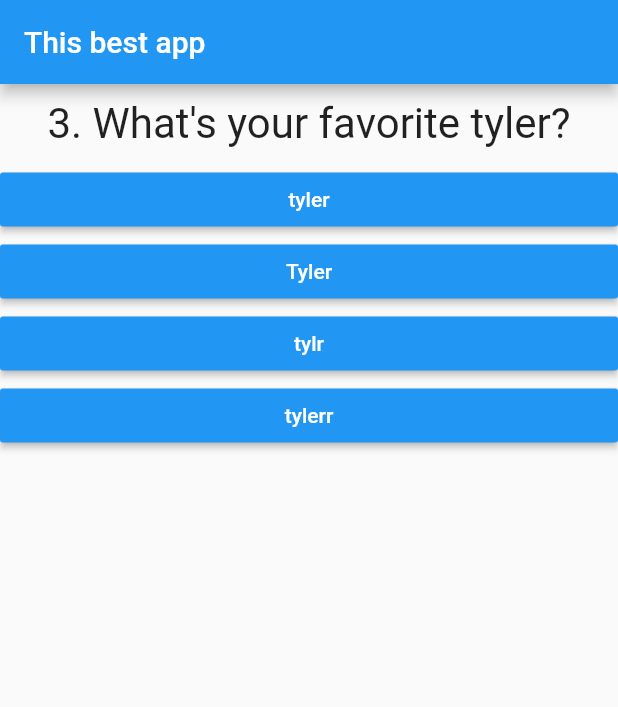
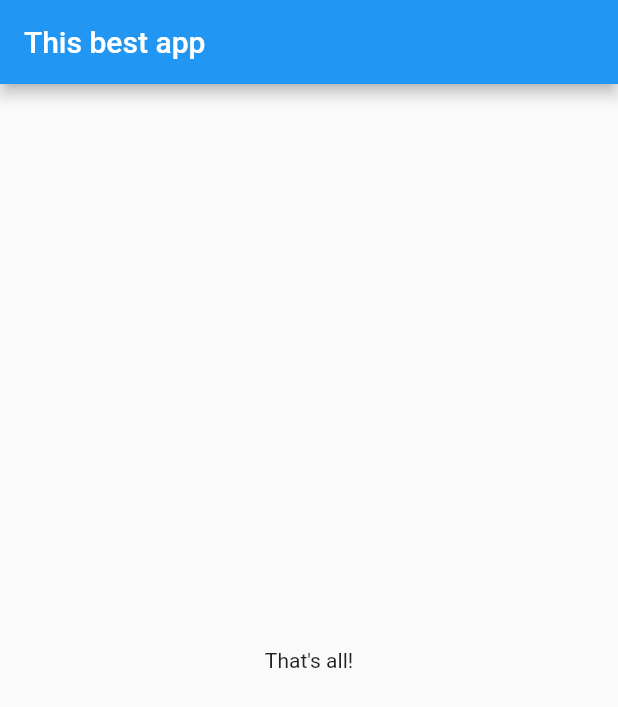
Before and after one commit to tylergasperlin/flutter_starter_app, a Flutter app: the screen it shows after launch, after a tap on "White", after a tap on "Marsupial", after a tap on "tylr", on a phone screen of 412 x 824 dp. Shown: the top 707 px of the screen. Run offline on Flutter 3.47's test engine with Material 2 defaults, Android fonts, the phone set to English and light mode, and no system bars; missing offline and left inert: dart:ffi.

Commit message:
Add conditional render of end of question stack text

```diff
--- a/lib/main.dart
+++ b/lib/main.dart
@@ -41,11 +41,7 @@ class _MyAppState extends State<MyApp> {
 
   void _answerQuestion() {
     setState(() {
-      if (_questionIndex < (questions.length - 1)) {
       _questionIndex = _questionIndex + 1;
-      } else {
-        print('No more questions');
-      }
     });
   }
 
@@ -61,7 +57,8 @@ class _MyAppState extends State<MyApp> {
       appBar: AppBar(
         title: Text('This best app'),
       ),
-      body: Column(
+      body: _questionIndex < questions.length
+          ? Column(
               children: <Widget>[
                 Question(_getQuestion(_questionIndex), _questionIndex + 1),
                 ...(questions[_questionIndex]['answers'] as List<String>)
@@ -69,7 +66,8 @@ class _MyAppState extends State<MyApp> {
                   return Answer(_answerQuestion, answer);
                 }).toList()
               ],
-      ),
+            )
+          : Center(child: Text('That\'s all!')),
     ));
   }
 }
```
Lines whose indentation alone changed are shown as unchanged.
